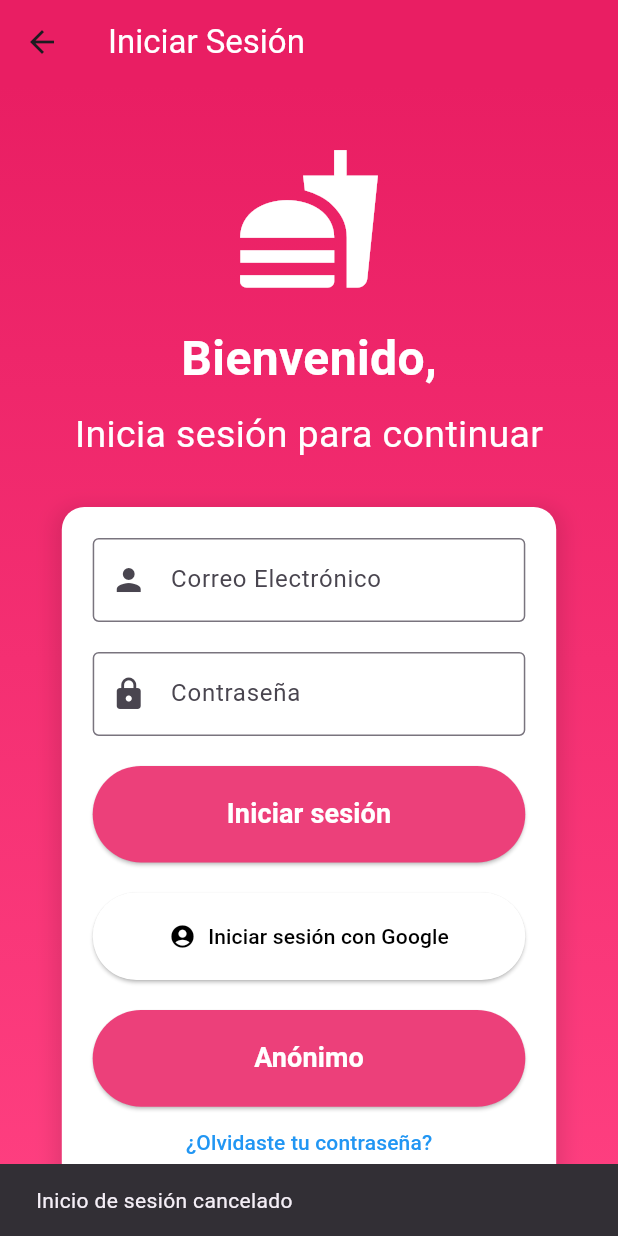
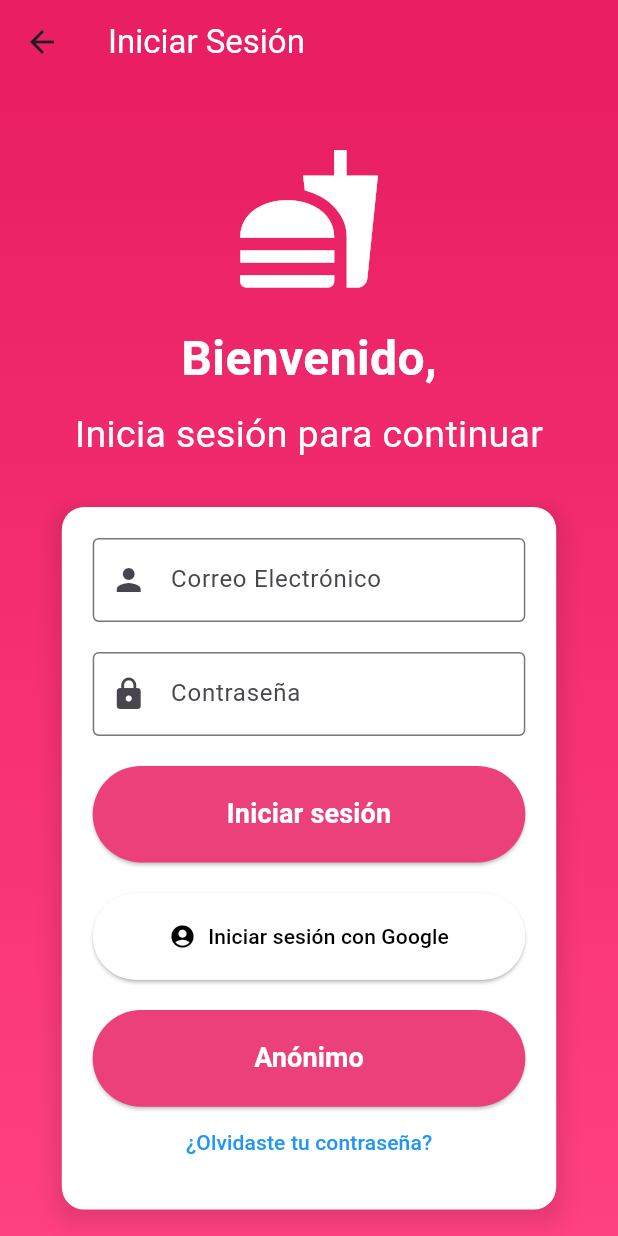
Before and after one commit to twinkie011/reto1_donet_app_christian_rodriguez-principal, a Flutter app: the LoginPage screen opened directly, after a tap on "Iniciar sesión con Google", on a phone screen of 412 x 824 dp. Run offline on Flutter 3.47's test engine with Material 3 defaults, Android fonts, the phone set to English and light mode, and no system bars; our stand-ins replace cloud_firestore, firebase_auth, firebase_core, google_sign_in; accounts and stored records are empty; network calls fail.

Commit message:
correccion-idcliente

```diff
--- a/lib/pages/login.dart
+++ b/lib/pages/login.dart
@@ -18,7 +18,7 @@ class LoginPageState extends State<LoginPage> {
   final FirebaseAuth _auth = FirebaseAuth.instance;
 
   // Configuración de inicio de sesión con Google
-  final GoogleSignIn googleSignIn = GoogleSignIn(); // Sin el clientId
+  final GoogleSignIn googleSignIn = GoogleSignIn( clientId: "908843670295-u445d8ugr8d1vv7dhe7rndq7hubct9r4.apps.googleusercontent.com"); // Sin el clientId
 
   // Función de inicio de sesión con Google
   Future<void> signInWithGoogle() async {
@@ -34,15 +34,9 @@ class LoginPageState extends State<LoginPage> {
         );
 
         await _auth.signInWithCredential(credential);
-        if (mounted) {
         Navigator.pushReplacement(
           context,
           MaterialPageRoute(builder: (context) => const HomePage()),
-          );
-        }
-      } else {
-        ScaffoldMessenger.of(context).showSnackBar(
-          const SnackBar(content: Text('Inicio de sesión cancelado')),
         );
       }
     } catch (e) {
@@ -52,7 +46,6 @@ class LoginPageState extends State<LoginPage> {
     }
   }
 
-  // Función para iniciar sesión con correo y contraseña
   void _login() async {
     try {
       UserCredential userCredential = await _auth.signInWithEmailAndPassword(
@@ -61,12 +54,10 @@ class LoginPageState extends State<LoginPage> {
       );
 
       if (userCredential.user?.emailVerified == true) {
-        if (mounted) {
         Navigator.pushReplacement(
           context,
           MaterialPageRoute(builder: (context) => const HomePage()),
         );
-        }
       } else {
         ScaffoldMessenger.of(context).showSnackBar(
           const SnackBar(
@@ -90,12 +81,10 @@ class LoginPageState extends State<LoginPage> {
   void _loginAnonymously() async {
     try {
       await _auth.signInAnonymously();
-      if (mounted) {
       Navigator.pushReplacement(
         context,
         MaterialPageRoute(builder: (context) => const HomePage()),
       );
-      }
     } on FirebaseAuthException catch (e) {
       ScaffoldMessenger.of(context).showSnackBar(
         SnackBar(content: Text("Error: ${e.message}")),
```
Lines whose indentation alone changed are shown as unchanged.
